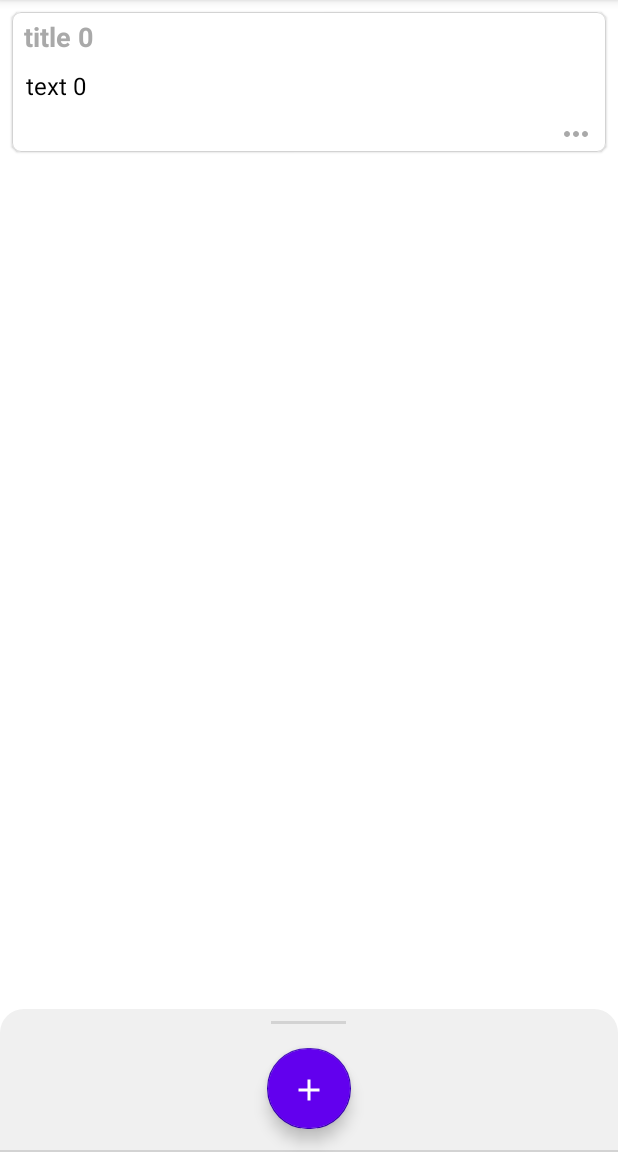
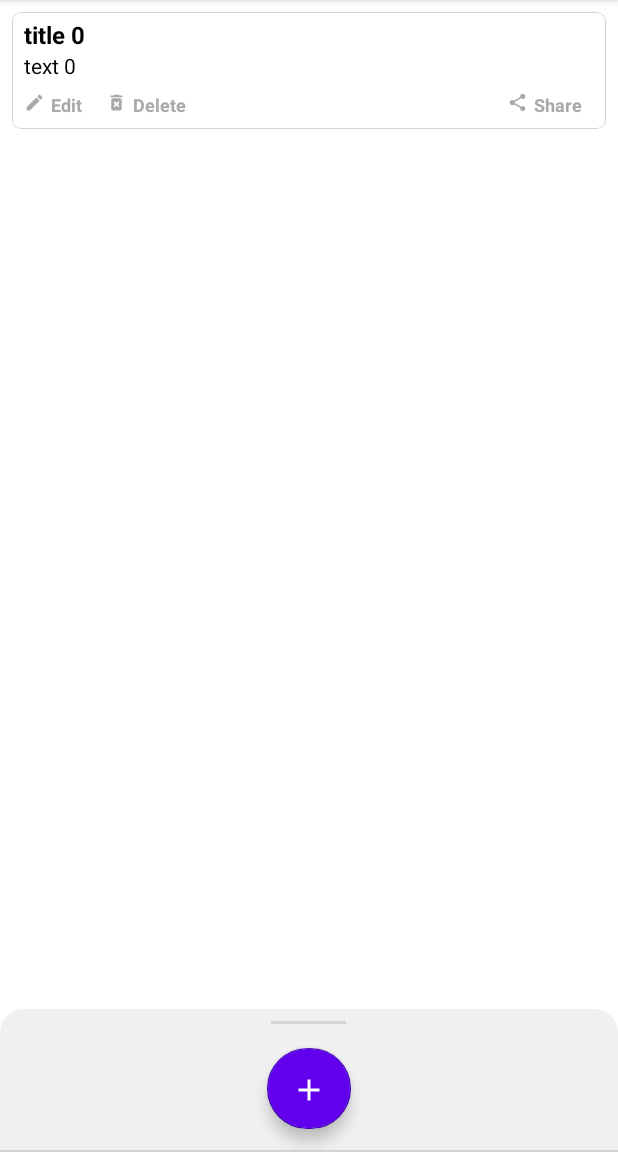
Before and after one commit to Anshul1507/Internshala_task, an Android app: the screen it shows after launch (MainActivity), after a tap on an icon or button, on a phone screen of 412 x 824 dp, the part 84-1236 px from its top. Run offline under Robolectric (Android 15) with nearby library versions, the phone set to English and light mode, and no system bars; our stand-ins replace Room's generated code; 1 other tap on this screen came first.

Commit message:
Update: Note options UI

```diff
--- a/app/src/main/java/tech/anshul1507/internshala_task/adapter/NoteAdapter.kt
+++ b/app/src/main/java/tech/anshul1507/internshala_task/adapter/NoteAdapter.kt
@@ -18,7 +18,7 @@ class NoteAdapter(private val context: Context, private val listener: NotesItemC
     inner class NoteViewHolder(itemView: View) : RecyclerView.ViewHolder(itemView) {
         val title = itemView.findViewById<TextView>(R.id.title)
         val text = itemView.findViewById<TextView>(R.id.text)
-        val option = itemView.findViewById<ImageView>(R.id.item_option)
+//        val option = itemView.findViewById<ImageView>(R.id.item_option)
 
     }
 
@@ -30,9 +30,9 @@ class NoteAdapter(private val context: Context, private val listener: NotesItemC
                 false
             )
         )
-        viewHolder.option.setOnClickListener {
-            listener.onItemClicked(allNotes[viewHolder.adapterPosition])
-        }
+//        viewHolder.option.setOnClickListener {
+//            listener.onItemClicked(allNotes[viewHolder.adapterPosition])
+//        }
         return viewHolder
     }
 
--- a/app/src/main/res/drawable/ic_option_task_grey.xml
+++ /dev/null
@@ -1,5 +0,0 @@
-<vector android:height="24dp" android:tint="#A9A9A9"
-    android:viewportHeight="24" android:viewportWidth="24"
-    android:width="24dp" xmlns:android="http://schemas.android.com/apk/res/android">
-    <path android:fillColor="@android:color/white" android:pathData="M6,10c-1.1,0 -2,0.9 -2,2s0.9,2 2,2 2,-0.9 2,-2 -0.9,-2 -2,-2zM18,10c-1.1,0 -2,0.9 -2,2s0.9,2 2,2 2,-0.9 2,-2 -0.9,-2 -2,-2zM12,10c-1.1,0 -2,0.9 -2,2s0.9,2 2,2 2,-0.9 2,-2 -0.9,-2 -2,-2z"/>
-</vector>
--- a/app/src/main/res/layout/item_notes.xml
+++ b/app/src/main/res/layout/item_notes.xml
@@ -25,8 +25,8 @@
                 android:layout_marginTop="4dp"
                 android:layout_marginRight="8dp"
                 android:text="title"
-                android:textColor="@color/dark_grey"
-                android:textSize="18sp"
+                android:textColor="@color/black"
+                android:textSize="16sp"
                 android:textStyle="bold" />
 
             <TextView
@@ -34,20 +34,98 @@
                 android:layout_width="match_parent"
                 android:layout_height="wrap_content"
                 android:layout_below="@id/title"
-                android:padding="9dp"
+                android:layout_marginLeft="8dp"
+                android:layout_marginRight="8dp"
                 android:text="text"
                 android:textColor="@color/black"
-                android:textSize="16sp" />
+                android:textSize="14sp" />
 
-            <ImageView
-                android:id="@+id/item_option"
-                android:layout_width="wrap_content"
+            <!-- layout options -->
+
+            <RelativeLayout
+                android:layout_width="match_parent"
                 android:layout_height="wrap_content"
                 android:layout_below="@id/text"
-                android:layout_alignParentRight="true"
-                android:layout_marginRight="8dp"
-                android:src="@drawable/ic_option_task_grey" />
+                android:layout_margin="8dp">
 
+                <LinearLayout
+                    android:id="@+id/edit_note_layout"
+                    android:layout_width="wrap_content"
+                    android:layout_height="wrap_content"
+                    android:orientation="horizontal">
+
+                    <ImageView
+                        android:layout_width="14dp"
+                        android:layout_height="14dp"
+                        android:scaleType="fitXY"
+                        android:src="@drawable/ic_edit_task_grey" />
+
+                    <TextView
+                        android:layout_width="wrap_content"
+                        android:layout_height="wrap_content"
+                        android:layout_gravity="center_vertical"
+                        android:layout_marginLeft="4dp"
+                        android:text="Edit"
+                        android:textColor="@color/dark_grey"
+                        android:textSize="12sp"
+                        android:textStyle="bold" />
+
+                </LinearLayout>
+
+                <LinearLayout
+                    android:id="@+id/delete_note_layout"
+                    android:layout_width="wrap_content"
+                    android:layout_height="wrap_content"
+                    android:layout_marginLeft="16dp"
+                    android:layout_toRightOf="@id/edit_note_layout"
+                    android:orientation="horizontal">
+
+                    <ImageView
+                        android:layout_width="14dp"
+                        android:layout_height="14dp"
+                        android:scaleType="fitXY"
+                        android:src="@drawable/ic_delete_task_grey" />
+
+                    <TextView
+                        android:layout_width="wrap_content"
+                        android:layout_height="wrap_content"
+                        android:layout_gravity="center_vertical"
+                        android:layout_marginLeft="4dp"
+                        android:text="Delete"
+                        android:textColor="@color/dark_grey"
+                        android:textSize="12sp"
+                        android:textStyle="bold" />
+
+                </LinearLayout>
+
+                <LinearLayout
+                    android:id="@+id/share_note_layout"
+                    android:layout_width="wrap_content"
+                    android:layout_height="wrap_content"
+                    android:layout_alignParentEnd="true"
+                    android:layout_alignParentRight="true"
+                    android:layout_marginRight="8dp"
+                    android:orientation="horizontal">
+
+                    <ImageView
+                        android:layout_width="14dp"
+                        android:layout_height="14dp"
+                        android:scaleType="fitXY"
+                        android:src="@drawable/ic_share_task_grey" />
+
+                    <TextView
+                        android:layout_width="wrap_content"
+                        android:layout_height="wrap_content"
+                        android:layout_gravity="center_vertical"
+                        android:layout_marginLeft="4dp"
+                        android:text="Share"
+                        android:textColor="@color/dark_grey"
+                        android:textSize="12sp"
+                        android:textStyle="bold" />
+
+                </LinearLayout>
+
+            </RelativeLayout>
         </RelativeLayout>
     </com.google.android.material.card.MaterialCardView>
 </LinearLayout>
```
